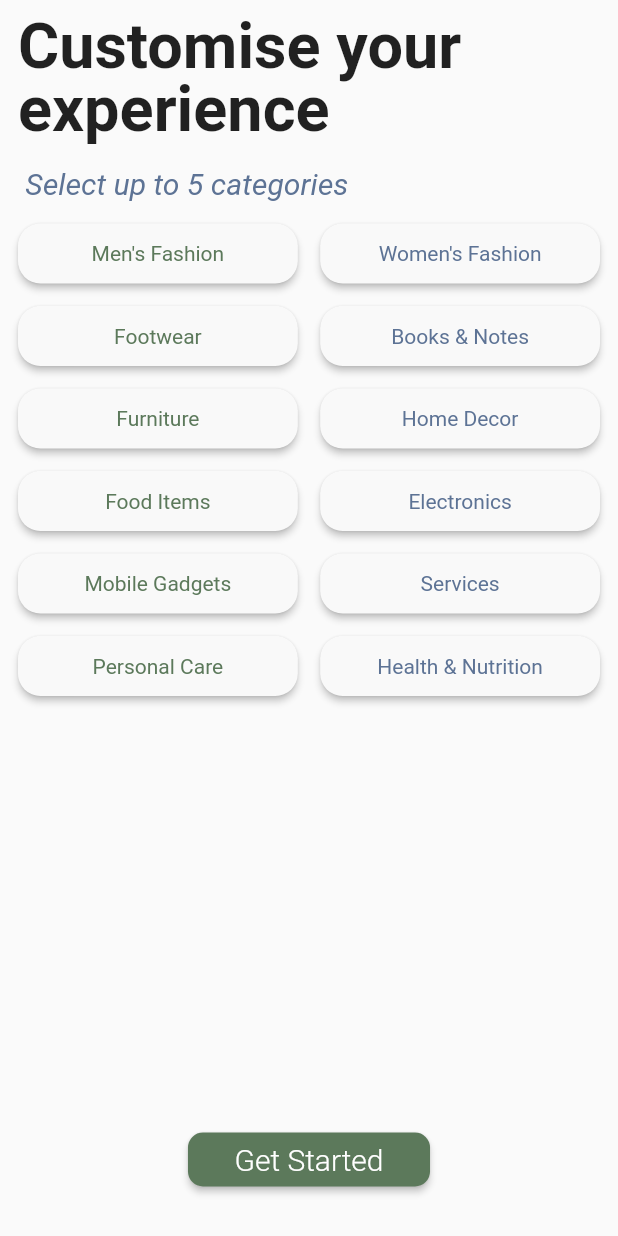
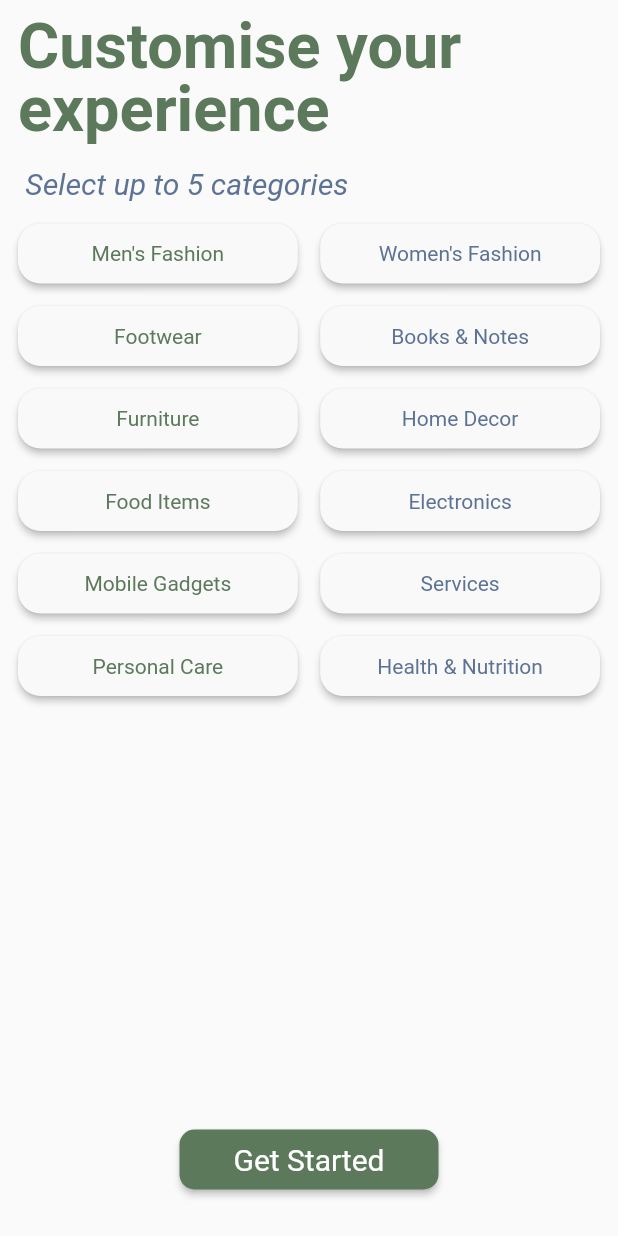
Before and after one commit to garrysjh/NTUMart, a Flutter app: the CategorySelectionPage screen opened directly, on a phone screen of 412 x 824 dp. Run offline on Flutter 3.47's test engine with Material 2 defaults, Android fonts, the phone set to English and light mode, and no system bars; our stand-ins replace camera, font_awesome_flutter, image_picker, shared_preferences; missing offline and left inert: dialog_flowtter; accounts and stored records are empty; project files that could hold a hidden picture were left out.

Commit message:
changed custominterests design

```diff
--- a/frontend/lib/custominterests.dart
+++ b/frontend/lib/custominterests.dart
@@ -94,7 +94,7 @@ class _CategorySelectionPageState extends State<CategorySelectionPage> {
           children: <Widget>[
             const FittedBox( //Customise your experience
             fit: BoxFit.fitWidth,
-            child: Text('Customise your \nexperience', maxLines: 2, style: TextStyle( height: 1 ,fontSize: 42,fontWeight: FontWeight.w600))
+            child: Text('Customise your \nexperience', maxLines: 2, style: TextStyle( height: 1 ,fontSize: 42,fontWeight: FontWeight.w600, color: Color(0xFF5C795B),))
             ),
         const SizedBox(
           height: 15
@@ -142,7 +142,6 @@ class _CategorySelectionPageState extends State<CategorySelectionPage> {
                                 behavior: SnackBarBehavior.floating,
                               ),
                             );
-
                           }
                         }
                       });
@@ -195,13 +194,13 @@ class _CategorySelectionPageState extends State<CategorySelectionPage> {
                     ),
                   ),
                     backgroundColor: const MaterialStatePropertyAll<Color>(Color(0xFF5C795B)),
-                    fixedSize: MaterialStateProperty.all( const Size(double.infinity, 30.0), // Change the button height
+                    fixedSize: MaterialStateProperty.all( const Size(double.infinity, 40.0), // Change the button height
               ),
                 ),
                 child: const Padding(
-                  padding: EdgeInsets.only(left:15.0, right:15.0),
+                  padding: EdgeInsets.only(left:20.0, right:20.0),
                   child: Text('Get Started',
-                    style: TextStyle(color: Color(0xFFFFFFFF), fontWeight: FontWeight.w300, fontSize: 20),
+                    style: TextStyle(color: Color(0xFFFFFFFF), fontWeight: FontWeight.w400, fontSize: 20),
                   ),
                 ),
               )
```
